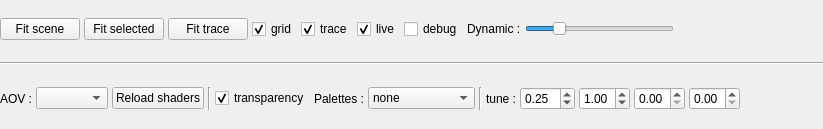
Above: applications/viewer/libViewer/Form3DToolBox.ui from T-PLAY/hub before the change. Below: the same form after it.
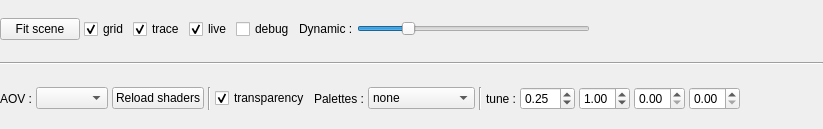
That is the form after the change.

What changed in the file:
```diff
--- a/applications/viewer/libViewer/Form3DToolBox.ui
+++ b/applications/viewer/libViewer/Form3DToolBox.ui
@@ -44,20 +44,6 @@
        </property>
       </widget>
      </item>
-     <item>
-      <widget class="QPushButton" name="pushButton_fitSelected">
-       <property name="text">
-        <string>Fit selected</string>
-       </property>
-      </widget>
-     </item>
-     <item>
-      <widget class="QPushButton" name="pushButton_fitTrace">
-       <property name="text">
-        <string>Fit trace</string>
-       </property>
-      </widget>
-     </item>
      <item>
       <widget class="QCheckBox" name="checkBox_showGrid">
        <property name="text">
```
